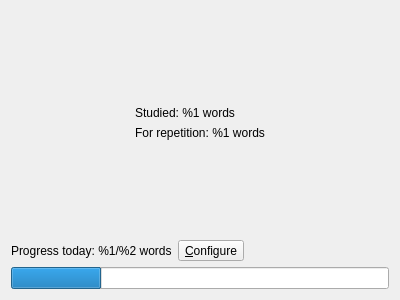
This is qstardict/trainingsummary.ui in a-rodin/qstardict as Qt 5 draws it before an edit. The edited form follows.
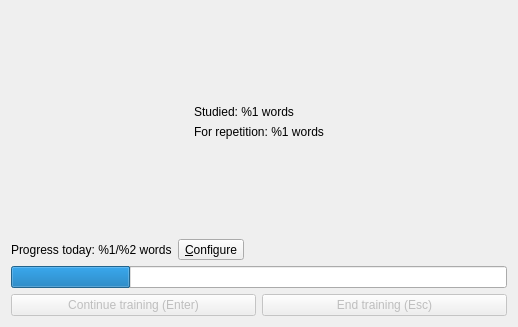
This is the edited form. Icons and pictures are not drawn.

Commit message: Add "continue training" and "end training" buttons to the trainings summary

Diff of the .ui file:
```diff
--- a/qstardict/trainingsummary.ui
+++ b/qstardict/trainingsummary.ui
@@ -6,8 +6,8 @@
    <rect>
     <x>0</x>
     <y>0</y>
-    <width>400</width>
-    <height>300</height>
+    <width>518</width>
+    <height>327</height>
    </rect>
   </property>
   <property name="windowTitle">
@@ -136,6 +136,30 @@
      </property>
     </widget>
    </item>
+   <item>
+    <layout class="QHBoxLayout" name="horizontalLayout_3">
+     <item>
+      <widget class="QPushButton" name="continueTrainingButton">
+       <property name="enabled">
+        <bool>false</bool>
+       </property>
+       <property name="text">
+        <string>Continue training (Enter)</string>
+       </property>
+      </widget>
+     </item>
+     <item>
+      <widget class="QPushButton" name="endTrainingButton">
+       <property name="enabled">
+        <bool>false</bool>
+       </property>
+       <property name="text">
+        <string>End training (Esc)</string>
+       </property>
+      </widget>
+     </item>
+    </layout>
+   </item>
   </layout>
  </widget>
  <resources>
```
The commit also changes 3 other files.
